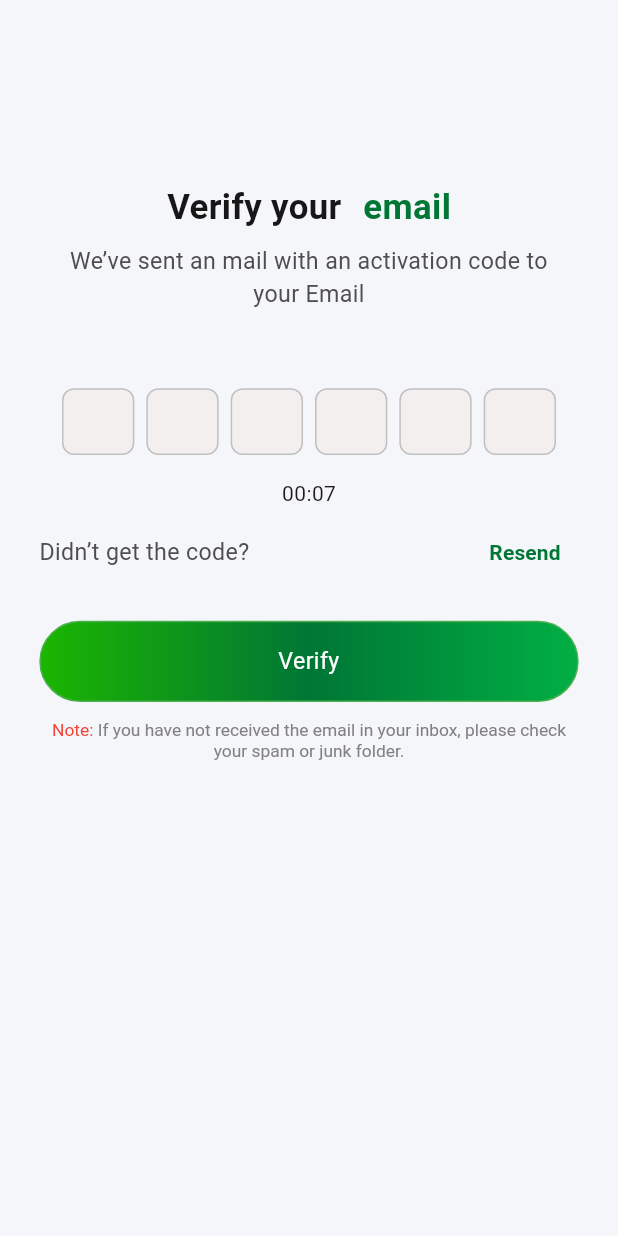
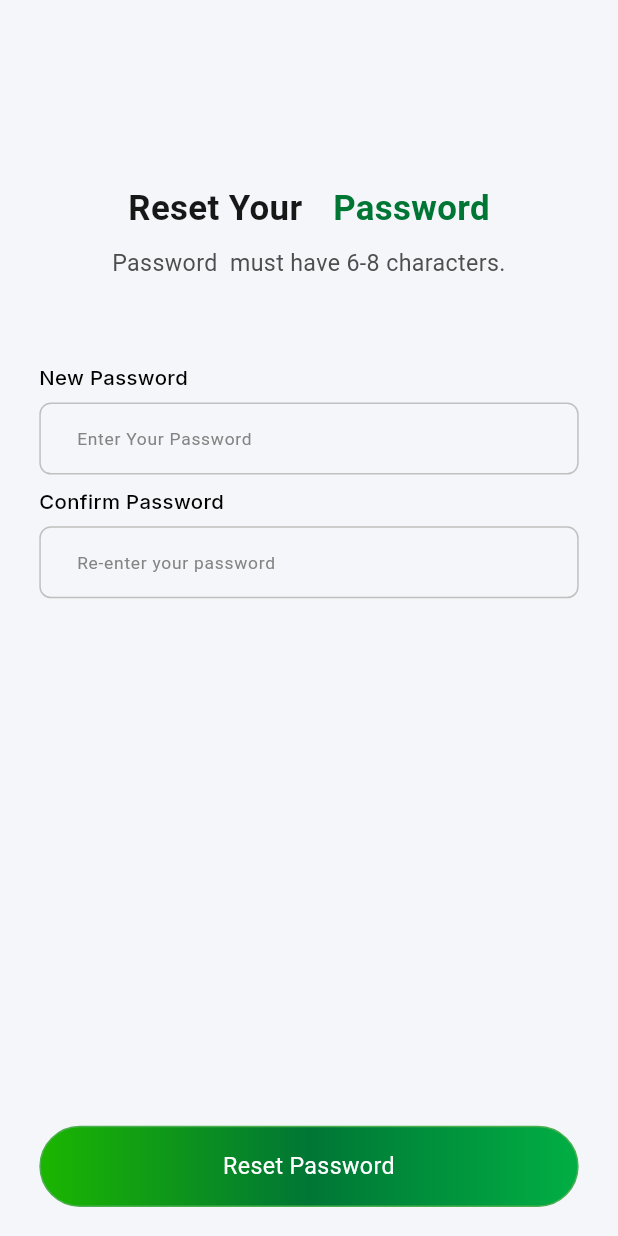
Before and after one commit to csemobin/ricardo, a Flutter app: the OtpVarify screen opened by its route, after a tap on "Resend", on a phone screen of 412 x 824 dp. Run offline on Flutter 3.47's test engine with Material 3 defaults, Android fonts, the phone set to English and light mode, and no system bars; drawn by our look-alikes of pinput; our stand-ins replace flutter_screenutil, flutter_spinkit, flutter_svg, fluttertoast, get, image_picker and 2 more.

Commit message:
forgot password, Reset Password, Otp Varify, Sign in [ Design Done ]

```diff
--- a/lib/feature/view/auth/otp_varify.dart
+++ b/lib/feature/view/auth/otp_varify.dart
@@ -1,6 +1,8 @@
 import 'package:flutter/material.dart';
 import 'package:flutter_screenutil/flutter_screenutil.dart';
+import 'package:get/get.dart';
 import 'package:ricardo/app/utils/app_colors.dart';
+import 'package:ricardo/routes/app_routes.dart';
 import 'package:ricardo/widgets/custom_heading_text.dart';
 import 'package:ricardo/widgets/custom_pin_code_text_field.dart';
 import 'package:ricardo/widgets/custom_primary_button.dart';
@@ -45,7 +47,9 @@ class OtpVarify extends StatelessWidget {
               children: [
                 CustomSecondaryText(text: 'Didn’t get the code?'),
                 TextButton(
-                  onPressed: () {},
+                  onPressed: () {
+                    Get.toNamed(AppRoutes.resetPasswordScreen);
+                  },
                   child: Text(
                     'Resend',
                     style: TextStyle(
@@ -58,7 +62,9 @@ class OtpVarify extends StatelessWidget {
             SizedBox(
               height: 22.h,
             ),
-            CustomPrimaryButton(title: 'Verify', onHandler: () {}),
+            CustomPrimaryButton(title: 'Verify', onHandler: () {
+              Get.toNamed(AppRoutes.signInScreen);
+            }),
             SizedBox(
               height: 12.h,
             ),
--- /dev/null
+++ b/lib/feature/view/auth/reset_password_screen.dart
@@ -0,0 +1,86 @@
+import 'dart:ui';
+
+import 'package:flutter/material.dart';
+import 'package:flutter_screenutil/flutter_screenutil.dart';
+import 'package:get/get.dart';
+import 'package:ricardo/app/utils/app_colors.dart';
+import 'package:ricardo/gen/assets.gen.dart';
+import 'package:ricardo/routes/app_routes.dart';
+import 'package:ricardo/widgets/custom_heading_text.dart';
+import 'package:ricardo/widgets/custom_primary_button.dart';
+import 'package:ricardo/widgets/custom_scaffold.dart';
+import 'package:ricardo/widgets/custom_secondary_text.dart';
+import 'package:ricardo/widgets/custom_text_field.dart';
+import 'package:ricardo/widgets/glass_morphishm_widget.dart';
+
+class ResetPasswordScreen extends StatefulWidget {
+  const ResetPasswordScreen({super.key});
+
+  @override
+  State<ResetPasswordScreen> createState() => _ResetPasswordScreenState();
+}
+
+class _ResetPasswordScreenState extends State<ResetPasswordScreen> {
+  final TextEditingController emailTEController = TextEditingController();
+  final TextEditingController passwordTEController = TextEditingController();
+
+  @override
+  Widget build(BuildContext context) {
+    return CustomScaffold(
+      body: LayoutBuilder(
+        builder: (context, constraints) {
+          return SingleChildScrollView(
+            child: ConstrainedBox(
+              constraints: BoxConstraints(
+                minHeight: constraints.maxHeight,
+              ),
+              child: IntrinsicHeight(
+                child: Column(
+                  children: [
+                    SizedBox(
+                      height: 126.h,
+                    ),
+                    CustomHeadingText(
+                      firstText: "Reset Your ",
+                      secondText: ' Password',
+                    ),
+                    SizedBox(height: 10.h),
+                    Padding(
+                      padding: EdgeInsets.symmetric(horizontal: 0.r),
+                      child: const CustomSecondaryText(
+                        text: 'Password  must have 6-8 characters.',
+                      ),
+                    ),
+                    SizedBox(height: 57.h),
+                    CustomTextField(
+                      controller: emailTEController,
+                      labelText: 'New Password',
+                      hintText: 'Enter Your Password',
+                    ),
+                    CustomTextField(
+                      controller: emailTEController,
+                      labelText: 'Confirm Password',
+                      hintText: 'Re-enter your password',
+                    ),
+                    const Spacer(),
+                    CustomPrimaryButton(
+                      title: 'Reset Password',
+                      onHandler: (){
+                        showDialog(
+                            context: context,
+                            barrierColor: Colors.black.withOpacity(0.2),
+                            builder: (_)=> const GlassmorphismWidget()
+                        );
+                      },
+                    ),
+                    SizedBox(height: 20.h),
+                  ],
+                ),
+              ),
+            ),
+          );
+        },
+      ),
+    );
+  }
+}
--- a/lib/routes/app_routes.dart
+++ b/lib/routes/app_routes.dart
@@ -1,5 +1,8 @@
 import 'package:flutter/material.dart';
+import 'package:ricardo/feature/view/auth/reset_password_screen.dart';
+import 'package:ricardo/feature/view/auth/sign_in_screen.dart';
 import 'package:ricardo/feature/view/auth/auth_initial_screen.dart';
+import 'package:ricardo/feature/view/auth/forgot_passwrod.dart';
 import 'package:ricardo/feature/view/auth/otp_varify.dart';
 import 'package:ricardo/feature/view/auth/selected_role_screen.dart';
 import 'package:ricardo/feature/view/auth/sign_up_screen.dart';
@@ -17,6 +20,9 @@ abstract class AppRoutes {
   static const String selectedRoleScreen = '/selected_role_screen';
   static const String signUpScreen = '/sign_up_screen';
   static const String otpVarifyScreen = 'otp_varify_screen';
+  static const String signInScreen = 'sign_in_screen';
+  static const String forgotPasswordScreen = '/forgot_password';
+  static const String resetPasswordScreen = 'reset_password_screen';
 
   ///  ============= > routes < ==============
   static final routes = <String, WidgetBuilder>{
@@ -26,5 +32,8 @@ abstract class AppRoutes {
     selectedRoleScreen: (context) => SelectedRoleScreen(),
     signUpScreen: (context) => SignUpScreen(),
     otpVarifyScreen: (context) => OtpVarify(),
+    signInScreen: (context) => SignInScreen(),
+    forgotPasswordScreen: (context) => ForgotPassword(),
+    resetPasswordScreen : (context) => ResetPasswordScreen(),
   };
 }
```
Also changed, not shown: lib/feature/view/auth/forgot_passwrod.dart (added, +66 -0 lines), lib/feature/view/auth/sign_in_screen.dart (added, +129 -0 lines), lib/gen/assets.gen.dart (+10 -0 lines), lib/widgets/glass_morphishm_widget.dart (added, +74 -0 lines), assets/images/glassmorphism_logo.png (added), assets/images/popup_icon.png (added).
